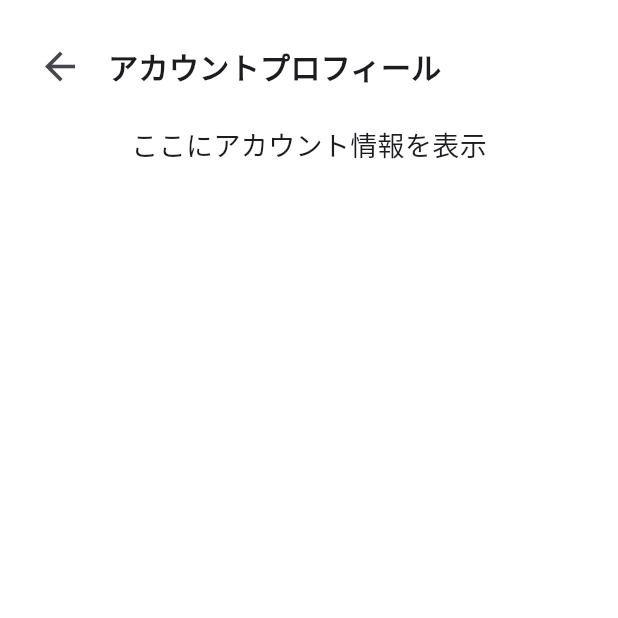
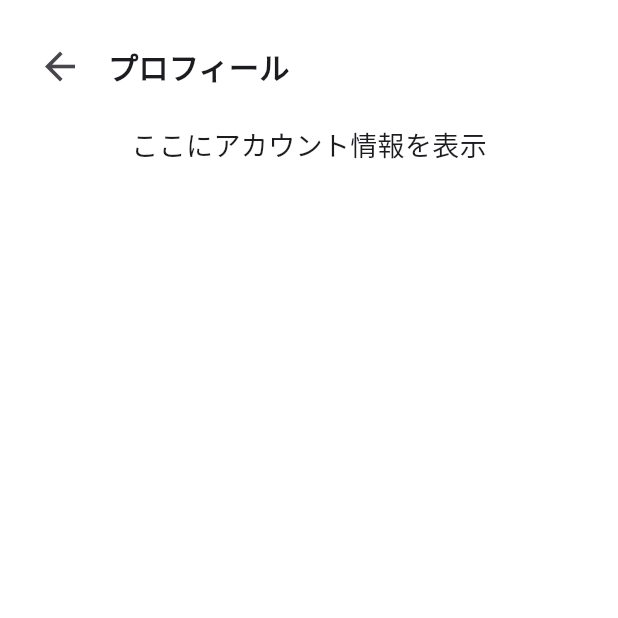
Before and after one commit to Ktento/breman-front, a Flutter app: the AccountProfile screen opened directly, on a phone screen of 412 x 824 dp, the top half of it. Run offline on Flutter 3.47's test engine with Material 3 defaults, Android fonts, the phone set to English and light mode, and no system bars.

Commit message:
アカウントプロフィールからプロフィールに変更

```diff
--- a/lib/account_profile.dart
+++ b/lib/account_profile.dart
@@ -22,7 +22,7 @@ class AccountProfile extends StatelessWidget {
                   ),
                   SizedBox(width: 8), // 戻るボタンとテキストの間にスペースを追加
                   Text(
-                    'アカウントプロフィール',
+                    'プロフィール',
                     style: TextStyle(fontSize: 20, fontWeight: FontWeight.bold),
                   ),
                 ],
```
